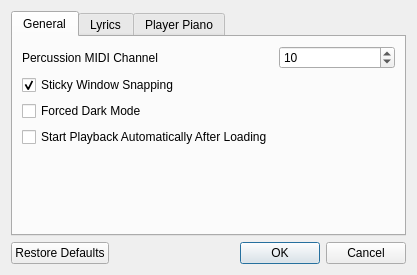
Above: prefsdialog.ui from pedrolcl/dmidiplayer before the change. Below: the same form after it.
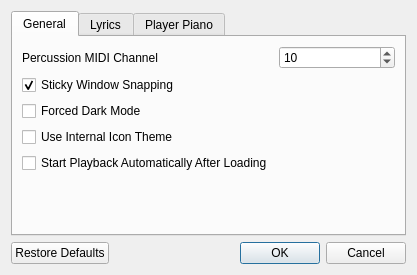
That is the form after the change. Icons and pictures are not drawn.

Commit message:
icons reorganization
moved from resources/ to icons/
allow desktop environment icon theme, with option to force internal icon
theme

Patch:
```diff
--- a/prefsdialog.ui
+++ b/prefsdialog.ui
@@ -68,7 +68,7 @@
          </property>
         </widget>
        </item>
-       <item row="4" column="0">
+       <item row="5" column="0">
         <spacer name="verticalSpacer_3">
          <property name="orientation">
           <enum>Qt::Vertical</enum>
@@ -81,13 +81,20 @@
          </property>
         </spacer>
        </item>
-       <item row="3" column="0">
+       <item row="4" column="0">
         <widget class="QCheckBox" name="chkAutoPlay">
          <property name="text">
           <string>Start Playback Automatically After Loading</string>
          </property>
         </widget>
        </item>
+       <item row="3" column="0">
+        <widget class="QCheckBox" name="chkInternalIcons">
+         <property name="text">
+          <string>Use Internal Icon Theme</string>
+         </property>
+        </widget>
+       </item>
       </layout>
      </widget>
      <widget class="QWidget" name="tabLyr">
```
The commit also changes 69 other files.
